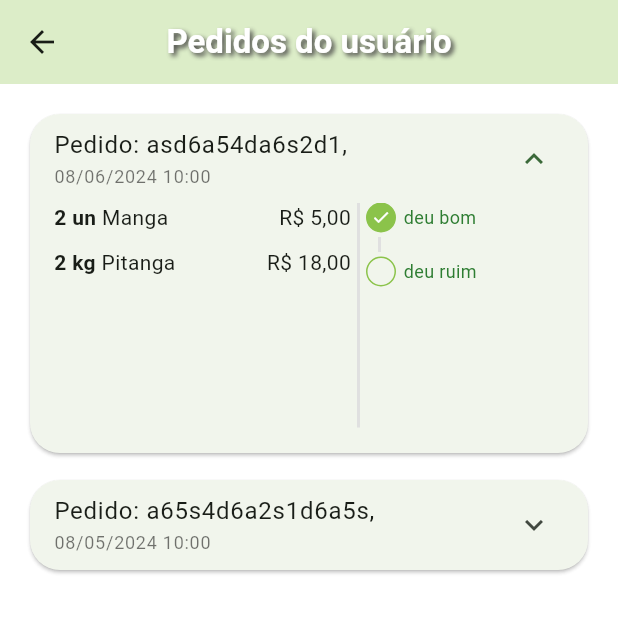
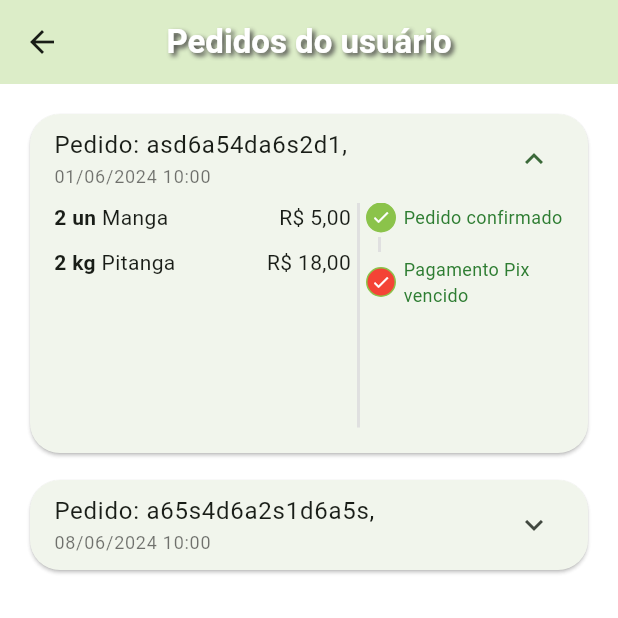
Before and after one commit to Miicchhel/FruitTrace, a Flutter app: the OrdersTab screen opened directly, after a tap on an icon or button, on a phone screen of 412 x 824 dp, the top half of it. Run offline on Flutter 3.47's test engine with Material 3 defaults, Android fonts, the phone set to English and light mode, and no system bars; our stand-ins replace animated_text_kit, mask_text_input_formatter.

Commit message:
iniciando o adicionamento dos status corres

```diff
--- a/lib/src/config/app_data.dart
+++ b/lib/src/config/app_data.dart
@@ -218,10 +218,10 @@ List<OrderModel> orders = [
   OrderModel(
     copyAndPaste: 'q1w2e3r4t5y6',
     createdDateTime: DateTime.parse(
-      '2024-06-08 10:00:10.458',
+      '2024-06-01 10:00:10.458',
     ),
     overdueDateTime: DateTime.parse(
-      '2024-06-08 11:00:10.458',
+      '2024-06-01 11:00:10.458',
     ),
     id: 'asd6a54da6s2d1',
     status: 'pending_payment',
@@ -242,13 +242,13 @@ List<OrderModel> orders = [
   OrderModel(
     copyAndPaste: 'q1w2e3r4t5y6',
     createdDateTime: DateTime.parse(
-      '2024-05-08 10:00:10.458',
+      '2024-06-08 10:00:10.458',
     ),
     overdueDateTime: DateTime.parse(
-      '2024-05-08 11:00:10.458',
+      '2024-06-08 11:00:10.458',
     ),
     id: 'a65s4d6a2s1d6a5s',
-    status: 'delivered',
+    status: 'refunded',
     total: 6.5,
     items: [
       CartItemModel(
--- a/lib/src/pages/orders/components/order_status_widget.dart
+++ b/lib/src/pages/orders/components/order_status_widget.dart
@@ -5,7 +5,18 @@ class OrderStatusWidget extends StatelessWidget {
   final String status;
   final bool isOverdue;
 
-  const OrderStatusWidget({
+  final Map<String, int> allStatus = <String, int> {
+    'pending_payment': 0,
+    'refunded': 1,
+    'paid': 2,
+    'preparing_purchase': 3,
+    'shipping': 4,
+    'delivered': 5,
+  };
+
+  int get currentStatus => allStatus[status]!;
+
+  OrderStatusWidget({
     super.key,
     required this.status,
     required this.isOverdue,
@@ -13,12 +24,30 @@ class OrderStatusWidget extends StatelessWidget {
 
   @override
   Widget build(BuildContext context) {
-    return const Column(
+    return Column(
       crossAxisAlignment: CrossAxisAlignment.start,
       children: [
-      _StatusDot(isActive: true, title: 'deu bom'),
-      _CustomDivider(),
-      _StatusDot(isActive: false, title: 'deu ruim',),
+
+        const  _StatusDot(
+          isActive: true,
+          title: 'Pedido confirmado',
+        ),
+
+        const _CustomDivider(),
+
+        if(currentStatus == 1) ...[
+          const _StatusDot(
+            isActive: true,
+            title: 'Pix estornado',
+            backgroundColor: Colors.orange,
+          ),
+        ] else if(isOverdue) ...[
+          const _StatusDot(
+            isActive: true,
+            title: 'Pagamento Pix vencido',
+            backgroundColor: Colors.red,
+          ),
+        ]
 
       ],
     );
@@ -46,11 +75,13 @@ class _StatusDot extends StatelessWidget {
 
   final bool isActive;
   final String title;
+  final Color? backgroundColor;
 
   const _StatusDot({
     super.key,
     required this.isActive,
     required this.title,
+    this.backgroundColor,
   });
 
   @override
@@ -67,7 +98,7 @@ class _StatusDot extends StatelessWidget {
             border: Border.all(
               color: CustomColors.customSwatchColor,
             ),
-            color: isActive ? CustomColors.customSwatchColor : Colors.transparent,
+            color: isActive ? backgroundColor ?? CustomColors.customSwatchColor : Colors.transparent,
           ),
           child: isActive ?
             const Icon(
```
